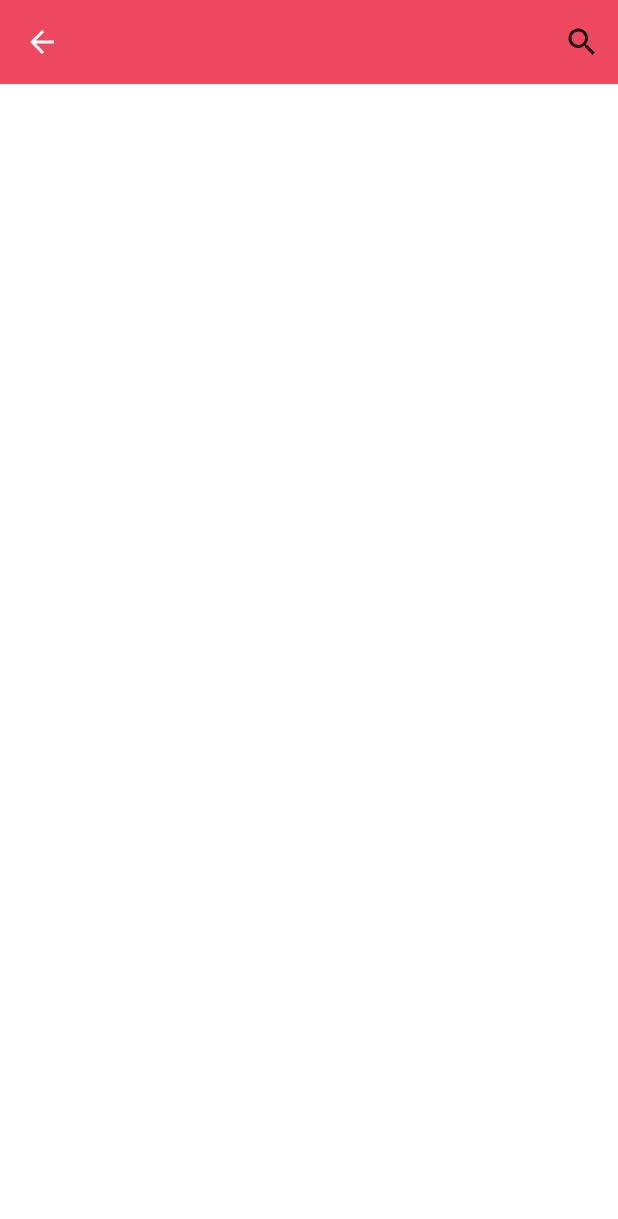
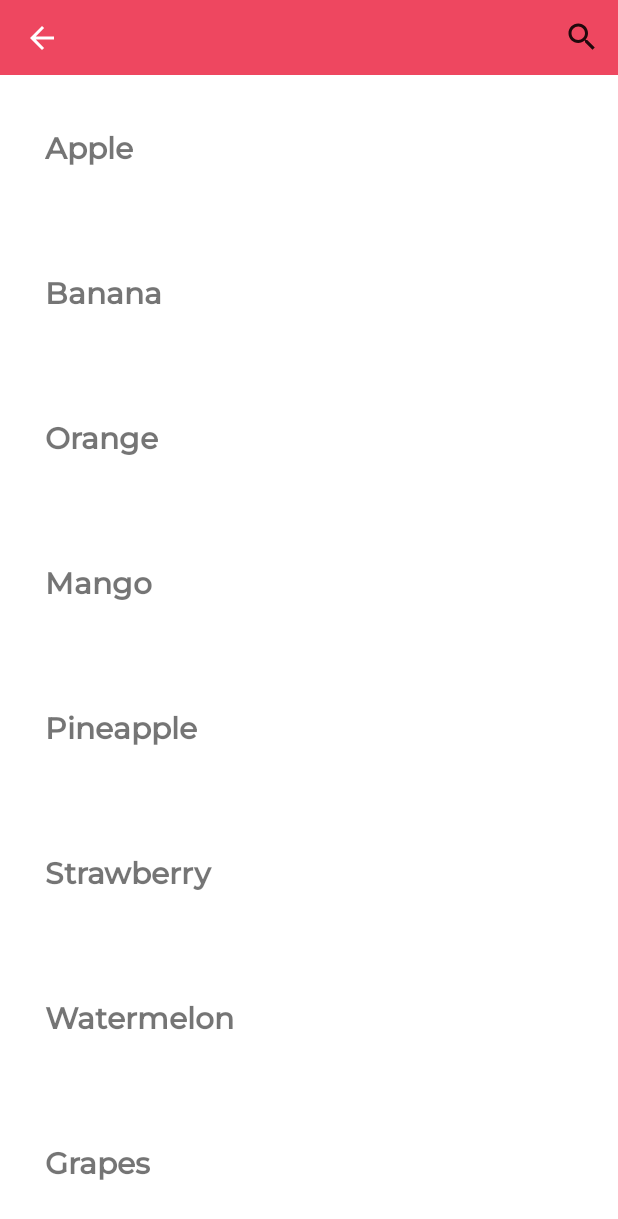
Before and after one commit to KvRae/Easy-Kitchen-Android, an Android app: the IngredientsActivity screen opened directly, with no data from a screen before it, on a phone screen of 412 x 824 dp. Shown: the top 1219 px of the screen. Run offline under Robolectric (Android 15) with nearby library versions, the phone set to English and light mode, and no system bars.

Commit message:
Updating ui

```diff
--- a/app/src/main/AndroidManifest.xml
+++ b/app/src/main/AndroidManifest.xml
@@ -19,7 +19,7 @@
         android:theme="@style/Theme.EasyKitchen"
         tools:targetApi="31">
         <activity
-            android:name=".categoryActivity"
+            android:name=".ui.main.view.FavoriteFoodActivity"
             android:exported="false">
             <meta-data
                 android:name="android.app.lib_name"
@@ -28,7 +28,7 @@
         <activity
             android:name=".ui.main.view.IngredientsActivity"
             android:exported="false"
-            android:theme="@style/Theme.EasyKitchenNoAB"></activity>
+            android:theme="@style/Theme.EasyKitchenNoAB" />
         <activity
             android:name=".ui.main.view.EditProfileActivity"
             android:exported="false"
--- /dev/null
+++ b/app/src/main/java/devsec/app/easykitchen/ui/main/adapter/IngredientsAdapter.kt
@@ -0,0 +1,29 @@
+package devsec.app.easykitchen.ui.main.adapter
+import android.view.LayoutInflater
+import android.view.View
+import android.view.ViewGroup
+import android.widget.TextView
+import androidx.recyclerview.widget.RecyclerView
+import devsec.app.easykitchen.R
+
+class IngredientsAdapter(private val ingredientsList: List<String>) : RecyclerView.Adapter<IngredientsAdapter.IngredientsViewHolder>()
+{
+    inner class IngredientsViewHolder(itemView: View) : RecyclerView.ViewHolder(itemView)
+    {
+        val ingredient_name = itemView.findViewById<TextView>(R.id.ingredient_name)
+    }
+
+    override fun onCreateViewHolder(parent: ViewGroup, viewType: Int): IngredientsViewHolder {
+        val view = LayoutInflater.from(parent.context).inflate(R.layout.ingredient_item, parent, false)
+        return IngredientsViewHolder(view)
+    }
+
+    override fun onBindViewHolder(holder: IngredientsViewHolder, position: Int) {
+        val ingredient = ingredientsList[position]
+        holder.ingredient_name.text = ingredient
+    }
+
+    override fun getItemCount(): Int {
+        return ingredientsList.size
+    }
+}
--- a/app/src/main/java/devsec/app/easykitchen/ui/main/view/IngredientsActivity.kt
+++ b/app/src/main/java/devsec/app/easykitchen/ui/main/view/IngredientsActivity.kt
@@ -3,14 +3,36 @@ package devsec.app.easykitchen.ui.main.view
 import androidx.appcompat.app.AppCompatActivity
 import android.os.Bundle
 import android.view.Menu
+import android.widget.ArrayAdapter
+import android.widget.ListView
 import android.widget.SearchView
 import androidx.appcompat.widget.Toolbar
+import androidx.recyclerview.widget.LinearLayoutManager
+import androidx.recyclerview.widget.RecyclerView
 import devsec.app.easykitchen.R
+import devsec.app.easykitchen.ui.main.adapter.IngredientsAdapter
 
 class IngredientsActivity : AppCompatActivity() {
+    lateinit var adapter: IngredientsAdapter
+    lateinit var recyclerView: RecyclerView
+    lateinit var ingredientsArrayList: ArrayList<String>
+
+    lateinit var ingredientsName : Array<String>
+
+
+
     override fun onCreate(savedInstanceState: Bundle?) {
         super.onCreate(savedInstanceState)
         setContentView(R.layout.activity_ingredients)
+
+        initIngredientsList()
+        val layoutManager = LinearLayoutManager(this)
+        recyclerView = findViewById(R.id.ingredientsRV)
+        recyclerView.layoutManager = layoutManager
+        adapter = IngredientsAdapter(ingredientsArrayList)
+        recyclerView.adapter = adapter
+
+
 
         val toolbar = findViewById<Toolbar>(R.id.ingredientsToolbar)
         toolbar.setNavigationOnClickListener {
@@ -29,9 +51,17 @@ class IngredientsActivity : AppCompatActivity() {
             }
 
             override fun onQueryTextChange(newText: String?): Boolean {
+
+
                 return true
             }
         })
         return super.onCreateOptionsMenu(menu)
     }
+
+    private fun initIngredientsList(){
+        ingredientsName = arrayOf("Apple", "Banana", "Orange", "Mango", "Pineapple", "Strawberry", "Watermelon", "Grapes", "Peach", "Pear", "Cherry", "Blueberry", "Raspberry", "Lemon", "Lime", "Coconut", "Papaya", "Kiwi", "Tomato", "Potato", "Onion", "Garlic", "Carrot", "Cucumber", "Spinach", "Broccoli", "Cabbage", "Mushroom", "Pepper", "Eggplant", "Corn", "Beetroot", "Cauliflower", "Zucchini", "Sweet Potato", "Celery", "Asparagus", "Avocado", "Pumpkin", "Chili", "Mango", "Pineapple", "Strawberry", "Watermelon", "Grapes", "Peach", "Pear", "Cherry", "Blueberry", "Raspberry", "Lemon", "Lime", "Coconut", "Papaya", "Kiwi", "Tomato", "Potato", "Onion", "Garlic", "Carrot", "Cucumber", "Spinach", "Broccoli", "Cabbage", "Mushroom", "Pepper", "Eggplant", "Corn", "Beetroot", "Cauliflower", "Zucchini", "Sweet Potato", "Celery", "Asparagus", "Avocado", "Pumpkin", "Chili", "Mango", "Pineapple", "Strawberry", "Watermelon", "Grapes", "Peach", "Pear", "Cherry", "Blueberry", "Raspberry", "Lemon", "Lime", "Coconut", "Papaya", "Kiwi", "Tomato", "Potato", "Onion", "Garlic", "Carrot", "Cucumber", "Spinach", "Broccoli", "Cabbage", "Mushroom", "Pepper", "Eggplant", "Corn", "Beetroot", "Cauliflower", "Zucchini", "Sweet Potato", "Celery", "Asparagus", "Avocado", "Pumpkin", "Chili", "Mango", "Pineapple", "Strawberry", "Watermelon")
+        ingredientsArrayList = ArrayList()
+        ingredientsArrayList.addAll(ingredientsName)
+    }
 }
--- a/app/src/main/res/drawable/ic_baseline_add_24.xml
+++ b/app/src/main/res/drawable/ic_baseline_add_24.xml
@@ -1,4 +1,4 @@
-<vector android:height="24dp" android:tint="#000000"
+<vector android:height="24dp" android:tint="#FFFFFF"
     android:viewportHeight="24" android:viewportWidth="24"
     android:width="24dp" xmlns:android="http://schemas.android.com/apk/res/android">
     <path android:fillColor="@android:color/white" android:pathData="M19,13h-6v6h-2v-6H5v-2h6V5h2v6h6v2z"/>
--- a/app/src/main/res/layout/activity_ingredients.xml
+++ b/app/src/main/res/layout/activity_ingredients.xml
@@ -9,7 +9,7 @@
     <androidx.appcompat.widget.Toolbar
         android:id="@+id/ingredientsToolbar"
         android:layout_width="match_parent"
-        android:layout_height="0dp"
+        android:layout_height="50dp"
         android:background="?attr/colorPrimary"
         android:minHeight="?attr/actionBarSize"
         android:theme="?attr/actionBarTheme"
@@ -19,4 +19,13 @@
         app:layout_constraintTop_toTopOf="parent"
         app:menu="@menu/ingredients_menu"
         app:navigationIcon="@drawable/ic_baseline_arrow_back_24" />
+
+    <androidx.recyclerview.widget.RecyclerView
+        android:id="@+id/ingredientsRV"
+        android:layout_marginTop="50dp"
+        tools:listitem="@layout/ingredient_item"
+        android:layout_width="match_parent"
+        android:layout_height="match_parent" />
+
+
 </androidx.constraintlayout.widget.ConstraintLayout>
--- /dev/null
+++ b/app/src/main/res/layout/ingredient_item.xml
@@ -0,0 +1,17 @@
+<?xml version="1.0" encoding="utf-8"?>
+<RelativeLayout xmlns:android="http://schemas.android.com/apk/res/android"
+    android:layout_width="match_parent"
+    android:layout_height="wrap_content"
+    android:layout_marginTop="5dp"
+    android:layout_marginBottom="5dp"
+    android:padding="30dp">
+
+    <TextView
+        android:id="@+id/ingredient_name"
+        android:layout_width="match_parent"
+        android:layout_height="wrap_content"
+        android:text="@string/ingredient_name"
+        android:textAlignment="viewStart"
+        android:textSize="20sp"
+        android:textStyle="bold" />
+</RelativeLayout>
--- a/app/src/main/res/values/strings.xml
+++ b/app/src/main/res/values/strings.xml
@@ -126,4 +126,5 @@
     <string name="authorusername">AuthorUsername</string>
     <string name="recommended_recipes">Recommended Recipes</string>
     <string name="delete_my_account">Delete My Account</string>
+    <string name="ingredient_name">IngredientName</string>
 </resources>
```
Also changed, not shown: app/src/main/java/devsec/app/easykitchen/data/api/RestApiService.kt (+6 -22 lines), app/src/main/java/devsec/app/easykitchen/data/models/Ingredients.kt (+15 -1 lines), app/src/main/java/devsec/app/easykitchen/ui/main/fragments/GuidePageOneFragment.kt (+0 -44 lines), app/src/main/java/devsec/app/easykitchen/ui/main/view/FavoriteFoodActivity.kt (added, +12 -0 lines), app/src/main/res/layout/activity_favorite_food.xml (added, +9 -0 lines), app/src/main/res/layout/fragment_blog.xml (+50 -1 lines).
